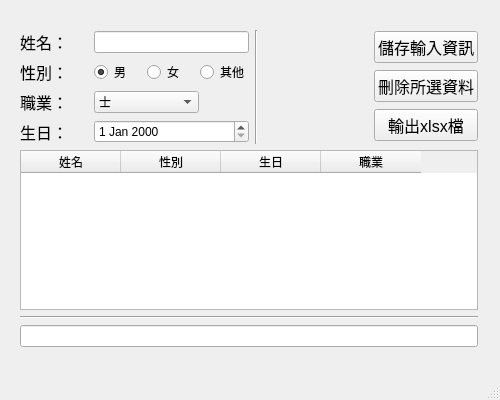
ChienYaHung/20240518_ui_test, file gui-1.ui: the form before one commit.
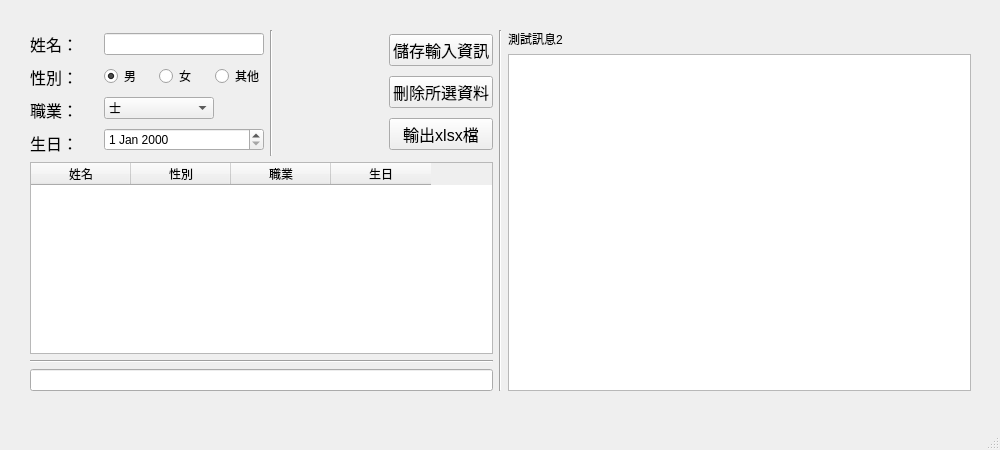
The form after the commit.

Commit message: add_combox_event

The edit to the form file:
```diff
--- a/gui-1.ui
+++ b/gui-1.ui
@@ -6,14 +6,14 @@
    <rect>
     <x>0</x>
     <y>0</y>
-    <width>500</width>
-    <height>400</height>
+    <width>1000</width>
+    <height>450</height>
    </rect>
   </property>
   <property name="minimumSize">
    <size>
-    <width>500</width>
-    <height>400</height>
+    <width>1000</width>
+    <height>450</height>
    </size>
   </property>
   <property name="windowTitle">
@@ -23,12 +23,14 @@
    <widget class="QWidget" name="layoutWidget">
     <property name="geometry">
      <rect>
-      <x>20</x>
+      <x>30</x>
       <y>30</y>
-      <width>458</width>
-      <height>317</height>
+      <width>941</width>
+      <height>361</height>
      </rect>
     </property>
+    <layout class="QHBoxLayout" name="horizontalLayout_4">
+     <item>
     <layout class="QVBoxLayout" name="verticalLayout_4">
      <item>
       <layout class="QHBoxLayout" name="horizontalLayout_3">
@@ -36,12 +38,6 @@
         <layout class="QVBoxLayout" name="verticalLayout">
          <item>
           <widget class="QLabel" name="label_2">
-           <property name="sizePolicy">
-            <sizepolicy hsizetype="Preferred" vsizetype="Preferred">
-             <horstretch>0</horstretch>
-             <verstretch>1</verstretch>
-            </sizepolicy>
-           </property>
            <property name="font">
             <font>
              <pointsize>12</pointsize>
@@ -57,12 +53,6 @@
          </item>
          <item>
           <widget class="QLabel" name="label">
-           <property name="sizePolicy">
-            <sizepolicy hsizetype="Preferred" vsizetype="Preferred">
-             <horstretch>0</horstretch>
-             <verstretch>1</verstretch>
-            </sizepolicy>
-           </property>
            <property name="font">
             <font>
              <pointsize>12</pointsize>
@@ -75,12 +65,6 @@
          </item>
          <item>
           <widget class="QLabel" name="label_3">
-           <property name="sizePolicy">
-            <sizepolicy hsizetype="Preferred" vsizetype="Preferred">
-             <horstretch>0</horstretch>
-             <verstretch>1</verstretch>
-            </sizepolicy>
-           </property>
            <property name="font">
             <font>
              <pointsize>12</pointsize>
@@ -93,12 +77,6 @@
          </item>
          <item>
           <widget class="QLabel" name="label_4">
-           <property name="sizePolicy">
-            <sizepolicy hsizetype="Preferred" vsizetype="Preferred">
-             <horstretch>0</horstretch>
-             <verstretch>1</verstretch>
-            </sizepolicy>
-           </property>
            <property name="font">
             <font>
              <pointsize>12</pointsize>
@@ -296,16 +274,16 @@
          <string>性別</string>
         </property>
        </column>
-       <column>
-        <property name="text">
-         <string>生日</string>
-        </property>
-       </column>
        <column>
         <property name="text">
          <string>職業</string>
         </property>
        </column>
+         <column>
+          <property name="text">
+           <string>生日</string>
+          </property>
+         </column>
       </widget>
      </item>
      <item>
@@ -319,6 +297,29 @@
       <widget class="QLineEdit" name="test_message"/>
      </item>
     </layout>
+     </item>
+     <item>
+      <widget class="Line" name="line_3">
+       <property name="orientation">
+        <enum>Qt::Vertical</enum>
+       </property>
+      </widget>
+     </item>
+     <item>
+      <layout class="QVBoxLayout" name="verticalLayout_5">
+       <item>
+        <widget class="QLabel" name="label_5">
+         <property name="text">
+          <string>測試訊息2</string>
+         </property>
+        </widget>
+       </item>
+       <item>
+        <widget class="QPlainTextEdit" name="test_complex_message"/>
+       </item>
+      </layout>
+     </item>
+    </layout>
    </widget>
   </widget>
   <widget class="QMenuBar" name="menubar">
```
Left out of the diff: 10 changed lines with no effect on the pictures. Lines whose indentation alone changed are shown as unchanged. The commit also changes 2 other files.
